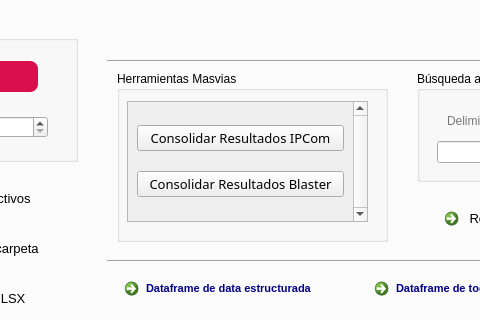
The window that gui/Project.ui (JU4ND4V1DMM/devops_desktop_syncra) describes before a commit, drawn with Qt 5; both pictures show x 227 to 707 and y 85 to 405 of the 1014 by 756 pixel window.
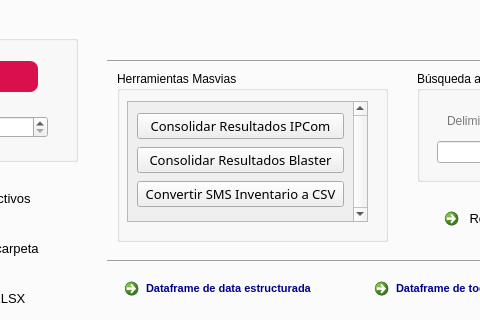
The same window after the commit. The open tabs and pages were chosen to show the change. Icons and pictures are not drawn.

Patch:
```diff
--- a/gui/Project.ui
+++ b/gui/Project.ui
@@ -3365,7 +3365,7 @@
              </property>
             </widget>
            </item>
-           <item row="1" column="0">
+           <item row="2" column="0">
             <widget class="QPushButton" name="pushButton_11">
              <property name="font">
               <font>
@@ -3393,6 +3393,34 @@
              </property>
             </widget>
            </item>
+           <item row="3" column="0">
+            <widget class="QPushButton" name="pushButton_21">
+             <property name="font">
+              <font>
+               <family>Bahnschrift SemiBold</family>
+               <pointsize>10</pointsize>
+               <weight>7</weight>
+               <italic>false</italic>
+               <bold>false</bold>
+              </font>
+             </property>
+             <property name="styleSheet">
+              <string notr="true">/* Al pasar el mouse */
+QPushButton:hover {
+    border: 2px solid rgb(217, 16, 76); /* Borde gris claro */
+    border-radius: 8px;
+}
+QPushButton:pressed
+{
+	color: rgb(255, 255, 255);
+	background-color: rgb(217, 16, 76);
+}</string>
+             </property>
+             <property name="text">
+              <string>Convertir SMS Inventario a CSV</string>
+             </property>
+            </widget>
+           </item>
           </layout>
          </widget>
         </widget>
```
Left out of the diff: 2 changed lines with no effect on the pictures.
